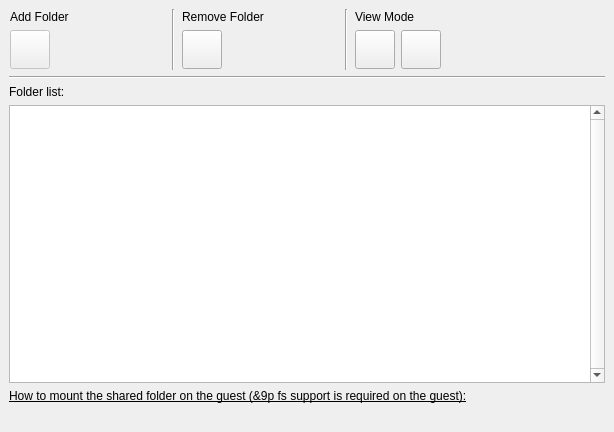
Above: src/Folder_Sharing_Widget.ui from tobimensch/aqemu before the change. Below: the same form after it.
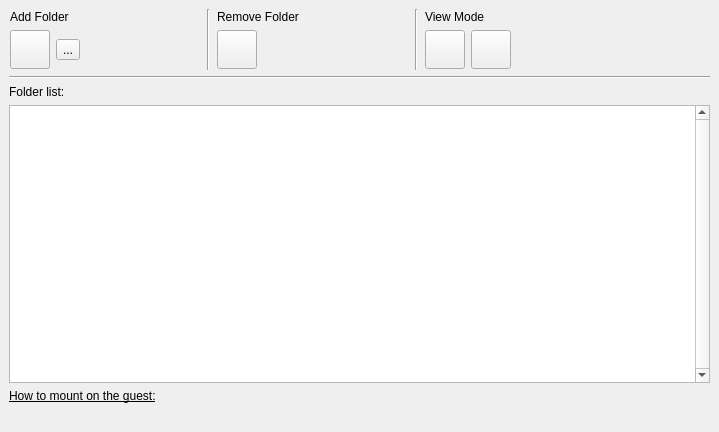
That is the form after the change. Icons and pictures are not drawn.

Commit message: Support for setting up SAMBA shared folder is back. Also some code cleanups.

What changed in the file:
```diff
--- a/src/Folder_Sharing_Widget.ui
+++ b/src/Folder_Sharing_Widget.ui
@@ -7,7 +7,7 @@
    <rect>
     <x>0</x>
     <y>0</y>
-    <width>614</width>
+    <width>719</width>
     <height>432</height>
    </rect>
   </property>
@@ -139,12 +139,18 @@
         </font>
        </property>
        <property name="text">
-        <string>How to mount the shared folder on the guest (&amp;9p fs support is required on the guest):</string>
+        <string>How to mount on the guest:</string>
        </property>
       </widget>
      </item>
      <item>
       <widget class="QLabel" name="Label_Connected_To">
+       <property name="font">
+        <font>
+         <family>Monospace</family>
+         <pointsize>9</pointsize>
+        </font>
+       </property>
        <property name="text">
         <string/>
        </property>
@@ -200,7 +206,7 @@
         <item>
          <widget class="QToolButton" name="TB_Add_Folder">
           <property name="enabled">
-           <bool>false</bool>
+           <bool>true</bool>
           </property>
           <property name="toolTip">
            <string>Add to shared folders list</string>
@@ -220,6 +226,26 @@
           </property>
          </widget>
         </item>
+        <item>
+         <widget class="QToolButton" name="TB_Add_Samba_Folder">
+          <property name="toolTip">
+           <string>Share folder using samba (for Windows guests)</string>
+          </property>
+          <property name="text">
+           <string>...</string>
+          </property>
+          <property name="icon">
+           <iconset resource="../resources/shared_images.qrc">
+            <normaloff>:/samba.png</normaloff>:/samba.png</iconset>
+          </property>
+          <property name="iconSize">
+           <size>
+            <width>32</width>
+            <height>32</height>
+           </size>
+          </property>
+         </widget>
+        </item>
         <item>
          <spacer name="horizontalSpacer">
           <property name="orientation">
```
Left out of the diff: 23 changed lines with no effect on the pictures. The commit also changes 9 other files.
